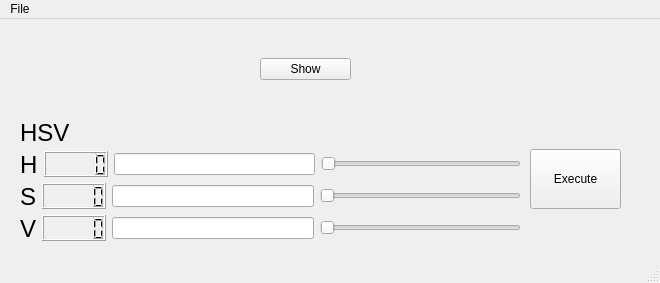
Above: ball_tracking/ball_tracking_ui.ui from jiuya/TrackingCamera before the change. Below: the same form after it.
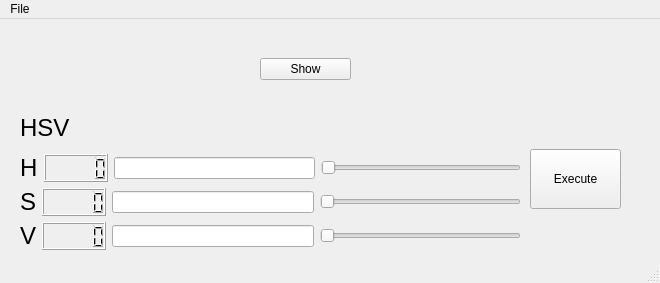
That is the form after the change.

The edit to the form file:
```diff
--- a/ball_tracking/ball_tracking_ui.ui
+++ b/ball_tracking/ball_tracking_ui.ui
@@ -24,9 +24,9 @@
     <property name="geometry">
      <rect>
       <x>20</x>
-      <y>100</y>
+      <y>90</y>
       <width>501</width>
-      <height>122</height>
+      <height>141</height>
      </rect>
     </property>
     <layout class="QVBoxLayout" name="verticalLayout_3">
@@ -64,7 +64,7 @@
        <item>
         <widget class="QSlider" name="H_slider">
          <property name="maximum">
-          <number>260000</number>
+          <number>127</number>
          </property>
          <property name="orientation">
           <enum>Qt::Horizontal</enum>
@@ -91,7 +91,7 @@
        <item>
         <widget class="QSlider" name="S_slider">
          <property name="maximum">
-          <number>254</number>
+          <number>61</number>
          </property>
          <property name="orientation">
           <enum>Qt::Horizontal</enum>
```
